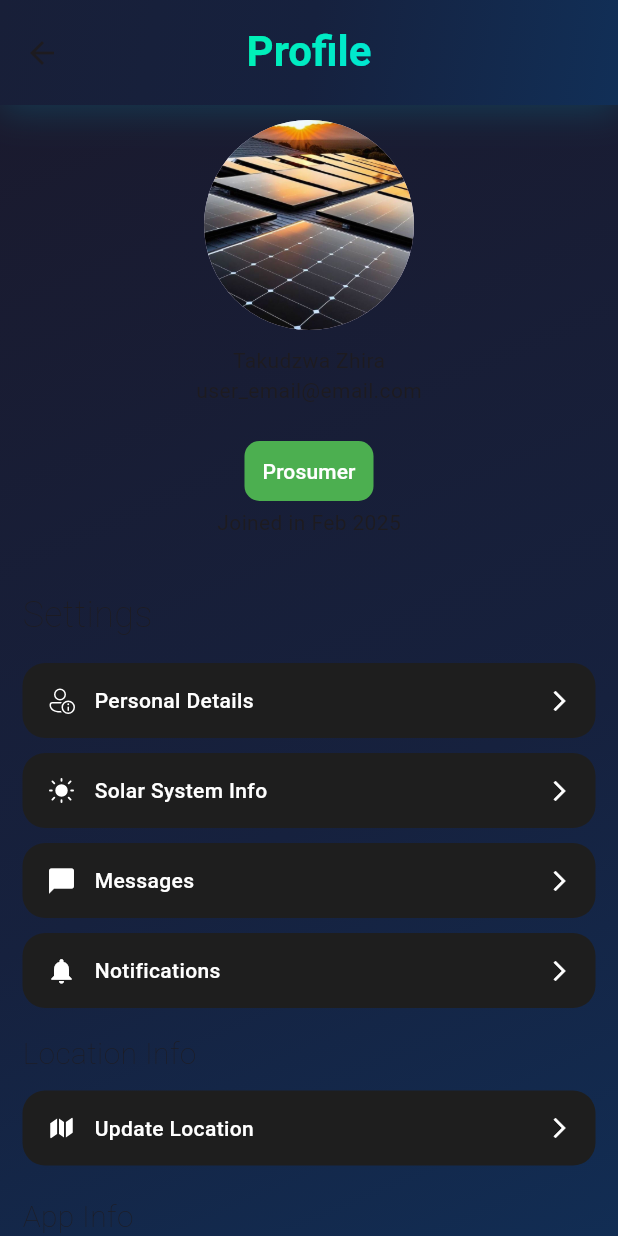
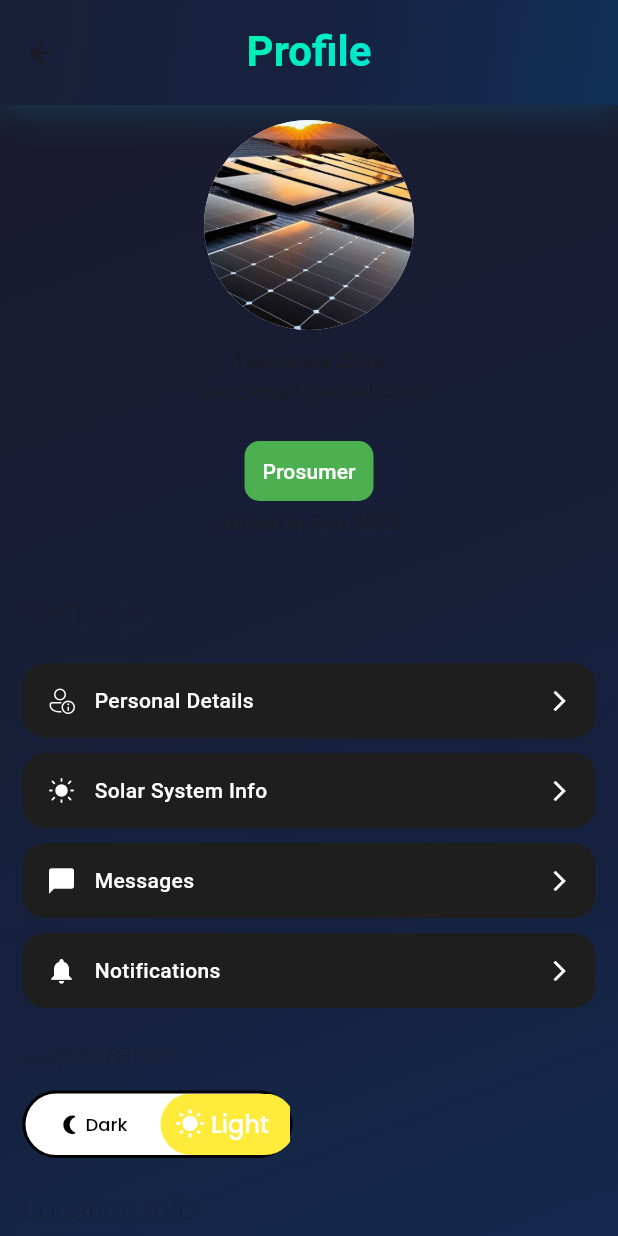
Before and after one commit to zhira03/zesa_project, a Flutter app: the AccountPage screen opened directly, on a phone screen of 412 x 824 dp. Run offline on Flutter 3.47's test engine with Material 3 defaults, Android fonts, the phone set to English and light mode, and no system bars; our stand-ins replace dio, drift, fl_chart, fluentui_system_icons, flutter_svg, google_fonts and 2 more; accounts and stored records are empty; generated files the repository leaves out were written again.

Commit message:
Refactor login screen layout, update app title, and add theme mode slider component

```diff
--- /dev/null
+++ b/Frontend/zesa_app/lib/components/modeSlider.dart
@@ -0,0 +1,132 @@
+import 'package:flutter/material.dart';
+import 'package:google_fonts/google_fonts.dart';
+import 'package:provider/provider.dart';
+import 'package:WattTrade/components/themes.dart';
+
+class ThemeModeSlider extends StatefulWidget {
+  final bool isDarkMode;
+  const ThemeModeSlider({super.key, required this.isDarkMode});
+
+  @override
+  State<ThemeModeSlider> createState() => _ThemeModeSliderState();
+}
+
+class _ThemeModeSliderState extends State<ThemeModeSlider> {
+  late bool _isDark;
+
+  @override
+  void initState() {
+    super.initState();
+    _isDark = widget.isDarkMode;
+  }
+
+  void _toggleTheme() {
+    setState(() {
+      _isDark = !_isDark;
+    });
+    Provider.of<ThemeProvider>(context, listen: false).toggleTheme();
+  }
+
+  @override
+  Widget build(BuildContext context) {
+    return GestureDetector(
+      onTap: _toggleTheme,
+      child: Container(
+        width: 180,
+        height: 45,
+        decoration: BoxDecoration(
+          color: Colors.white,
+          borderRadius: BorderRadius.circular(30),
+          border: Border.all(color: Colors.black, width: 2),
+        ),
+        child: Stack(
+          children: [
+            // Sliding background indicator
+            AnimatedPositioned(
+              duration: const Duration(milliseconds: 250),
+              curve: Curves.easeInOut,
+              left: _isDark ? 0 : 90,
+              top: 0,
+              bottom: 0,
+              child: Container(
+                width: 90,
+                decoration: BoxDecoration(
+                  color: _isDark ? Colors.black : Colors.yellow,
+                  borderRadius: BorderRadius.circular(28),
+                ),
+              ),
+            ),
+            // Dark mode section
+            Positioned(
+              left: 0,
+              top: 0,
+              bottom: 0,
+              width: 90,
+              child: Center(
+                child: AnimatedScale(
+                  duration: const Duration(milliseconds: 250),
+                  scale: _isDark ? 1.0 : 0.75,
+                  child: AnimatedDefaultTextStyle(
+                    duration: const Duration(milliseconds: 250),
+                    style: GoogleFonts.poppins(
+                      fontSize: 16,
+                      fontWeight: FontWeight.w500,
+                      color: _isDark ? Colors.white : Colors.black,
+                    ),
+                    child: Row(
+                      mainAxisAlignment: MainAxisAlignment.center,
+                      mainAxisSize: MainAxisSize.min,
+                      children: [
+                        Icon(
+                          Icons.nightlight_round,
+                          size: 20,
+                          color: _isDark ? Colors.white : Colors.black,
+                        ),
+                        const SizedBox(width: 4),
+                        const Text('Dark'),
+                      ],
+                    ),
+                  ),
+                ),
+              ),
+            ),
+            // Light mode section
+            Positioned(
+              right: 0,
+              top: 0,
+              bottom: 0,
+              width: 90,
+              child: Center(
+                child: AnimatedScale(
+                  duration: const Duration(milliseconds: 250),
+                  scale: _isDark ? 0.75 : 1.0,
+                  child: AnimatedDefaultTextStyle(
+                    duration: const Duration(milliseconds: 250),
+                    style: GoogleFonts.poppins(
+                      fontSize: 16,
+                      fontWeight: FontWeight.w500,
+                      color: _isDark ? Colors.black : Colors.white,
+                    ),
+                    child: Row(
+                      mainAxisAlignment: MainAxisAlignment.center,
+                      mainAxisSize: MainAxisSize.min,
+                      children: [
+                        Icon(
+                          Icons.wb_sunny,
+                          size: 20,
+                          color: _isDark ? Colors.black : Colors.white,
+                        ),
+                        const SizedBox(width: 4),
+                        const Text('Light'),
+                      ],
+                    ),
+                  ),
+                ),
+              ),
+            ),
+          ],
+        ),
+      ),
+    );
+  }
+}
--- a/Frontend/zesa_app/lib/login/login.dart
+++ b/Frontend/zesa_app/lib/login/login.dart
@@ -108,15 +108,15 @@ class _SunSwapAuthScreenState extends State<SunSwapAuthScreen> {
         _buildTextField(Icons.lock, "Password", true, textColor),
         const SizedBox(height: 12),
 
-        Align(
-          alignment: Alignment.centerRight,
-          child: TextButton(
-            onPressed: () {},
-            child: Text("Forgot Password?",
-                style: GoogleFonts.inter(color: accent)),
-          ),
-        ),
-        const SizedBox(height: 12),
+        // Align(
+        //   alignment: Alignment.centerRight,
+        //   child: TextButton(
+        //     onPressed: () {},
+        //     child: Text("Forgot Password?",
+        //         style: GoogleFonts.inter(color: accent)),
+        //   ),
+        // ),
+        // const SizedBox(height: 12),
 
         _buildPrimaryButton("Login", accent),
         const SizedBox(height: 16),
--- a/Frontend/zesa_app/lib/login/login3.dart
+++ b/Frontend/zesa_app/lib/login/login3.dart
@@ -476,7 +476,7 @@ Widget _buildPrimaryButton(String text, VoidCallback? onPressed) {
                 physics: AlwaysScrollableScrollPhysics(),
                 child: Container(
                   width: screenWidth * 0.85,
-                  height: screenHeight * 0.73,
+                  height: screenHeight * 0.8,
                   decoration: BoxDecoration(
                     gradient: LinearGradient(
                       begin: Alignment.topCenter,
@@ -553,10 +553,10 @@ Widget _buildPrimaryButton(String text, VoidCallback? onPressed) {
 
                       //padding based on whether its login or signup
                       if(_isLogin == true)
-                      SizedBox(height: 50,),
+                      SizedBox(height: screenHeight * 0.03,),
                       // container will both login and signup logic
                       Padding(
-                        padding: const EdgeInsets.all(8.0),
+                        padding: const EdgeInsets.symmetric(horizontal: 8.0),
                         child: SizedBox(
                           width: double.infinity,
                           child: SingleChildScrollView(
--- a/Frontend/zesa_app/lib/main.dart
+++ b/Frontend/zesa_app/lib/main.dart
@@ -21,7 +21,7 @@ class MyApp extends StatelessWidget {
     return Consumer<ThemeProvider>(
       builder: (context, themeProvider, child){
         return MaterialApp(
-          title: 'Flutter Demo',
+          title: 'WattTrade',
           debugShowCheckedModeBanner: false,
           theme: themeProvider.currentTheme,
           home: SplashScreen(),
--- a/Frontend/zesa_app/lib/screens/prosumer/pages/accountPage.dart
+++ b/Frontend/zesa_app/lib/screens/prosumer/pages/accountPage.dart
@@ -1,6 +1,7 @@
 import 'package:WattTrade/components/actionTile.dart';
 import 'package:WattTrade/components/animatedAppBar.dart';
 import 'package:WattTrade/components/animatedLogout.dart';
+import 'package:WattTrade/components/modeSlider.dart';
 import 'package:WattTrade/components/themes.dart';
 import 'package:fluentui_system_icons/fluentui_system_icons.dart';
 import 'package:flutter/cupertino.dart';
@@ -16,6 +17,15 @@ class AccountPage extends StatefulWidget {
 }
 
 class _AccountPageState extends State<AccountPage> {
+
+  bool? _isDarkMode;
+
+  @override
+  void initState() {
+    super.initState();
+    _isDarkMode = Provider.of<ThemeProvider>(context, listen: false).isDarkMode;
+  }
+
   @override
   Widget build(BuildContext context) {
     final screenWidth = MediaQuery.of(context).size.width;
@@ -113,11 +123,20 @@ class _AccountPageState extends State<AccountPage> {
               Padding(
                 padding: const EdgeInsets.symmetric(vertical: 8, horizontal: 15),
                 child: SizedBox(
-                  height: 335,
+                  height: 450,
                   width: double.infinity,
                   child: Column(
                     crossAxisAlignment: CrossAxisAlignment.start,
                     children: [
+                      Text("Appearance",
+                        style: GoogleFonts.zenDots(
+                          fontSize: 20,
+                          fontWeight: FontWeight.w100,
+                        ),
+                      ),
+                      const SizedBox(height: 10),
+                      ThemeModeSlider(isDarkMode: _isDarkMode!),
+                      const SizedBox(height: 20),
                       Text("Location Info",
                         style: GoogleFonts.zenDots(
                           fontSize: 20,
```
Also changed, not shown: Frontend/zesa_app/assets/googleLogo.png (added), 4 other files.
